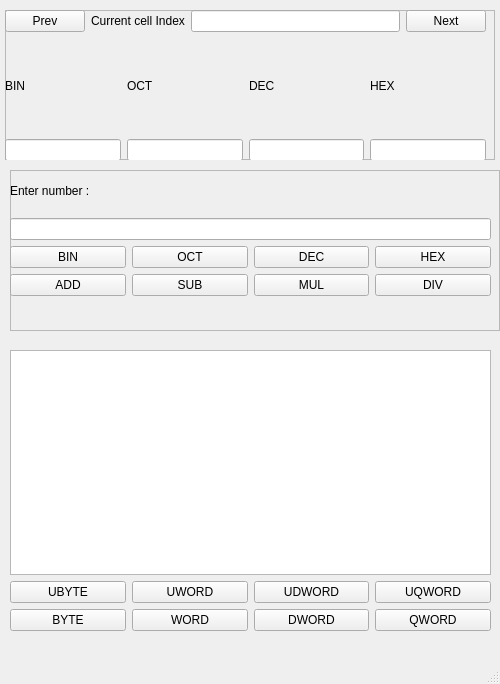
Qt form mainwindow.ui (brrond/BitwiseCalc) before a commit.
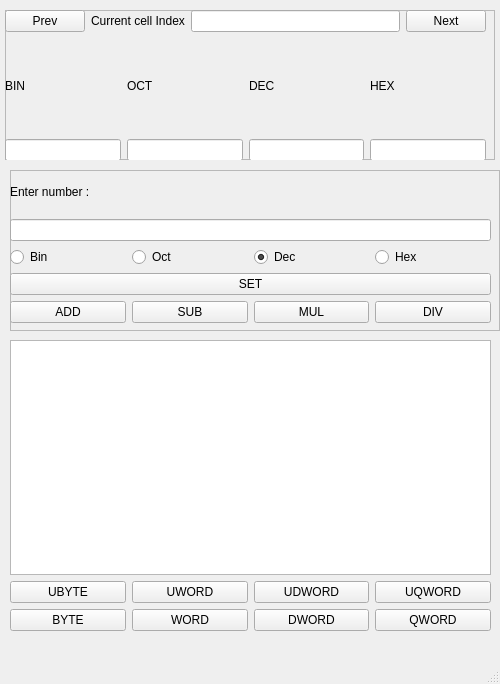
The same form after that commit.

Commit message: Added Add, Sub, Mul, Div commands in GUI version. Also some fixes :)

```diff
--- a/mainwindow.ui
+++ b/mainwindow.ui
@@ -215,7 +215,7 @@
        <x>0</x>
        <y>0</y>
        <width>481</width>
-       <height>126</height>
+       <height>153</height>
       </rect>
      </property>
      <layout class="QVBoxLayout" name="verticalLayout_4">
@@ -234,30 +234,33 @@
         <item>
          <layout class="QHBoxLayout" name="horizontalLayout_7">
           <item>
-           <widget class="QPushButton" name="BBin_2">
+           <widget class="QRadioButton" name="radioButton">
             <property name="text">
-             <string>BIN</string>
+             <string>Bin</string>
             </property>
            </widget>
           </item>
           <item>
-           <widget class="QPushButton" name="BOct_2">
+           <widget class="QRadioButton" name="radioButton_2">
             <property name="text">
-             <string>OCT</string>
+             <string>Oct</string>
             </property>
            </widget>
           </item>
           <item>
-           <widget class="QPushButton" name="BDec_2">
+           <widget class="QRadioButton" name="radioButton_3">
             <property name="text">
-             <string>DEC</string>
+             <string>Dec</string>
             </property>
+            <property name="checked">
+             <bool>true</bool>
+            </property>
            </widget>
           </item>
           <item>
-           <widget class="QPushButton" name="BHex_2">
+           <widget class="QRadioButton" name="radioButton_4">
             <property name="text">
-             <string>HEX</string>
+             <string>Hex</string>
             </property>
            </widget>
           </item>
@@ -265,6 +268,13 @@
         </item>
        </layout>
       </item>
+      <item>
+       <widget class="QPushButton" name="BSet">
+        <property name="text">
+         <string>SET</string>
+        </property>
+       </widget>
+      </item>
       <item>
        <layout class="QHBoxLayout" name="horizontalLayout_8">
         <item>
@@ -304,9 +314,9 @@
     <property name="geometry">
      <rect>
       <x>10</x>
-      <y>350</y>
+      <y>340</y>
       <width>481</width>
-      <height>281</height>
+      <height>291</height>
      </rect>
     </property>
     <layout class="QVBoxLayout" name="verticalLayout_5">
```
Left out of the diff: 10 changed lines with no effect on the pictures. The commit also changes 3 other files.
